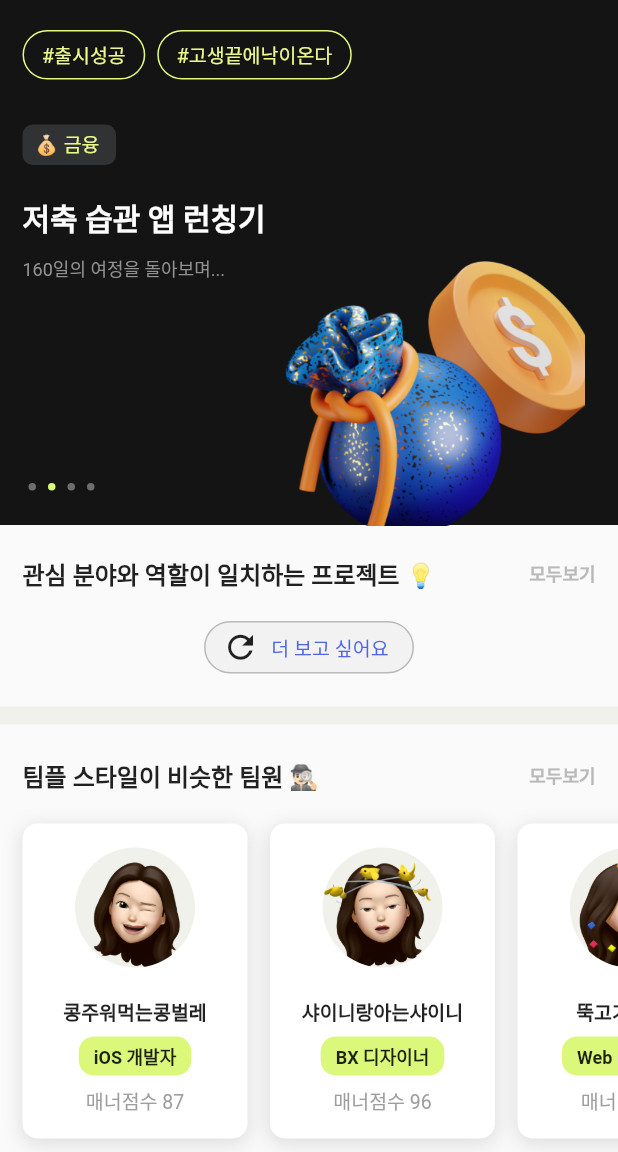
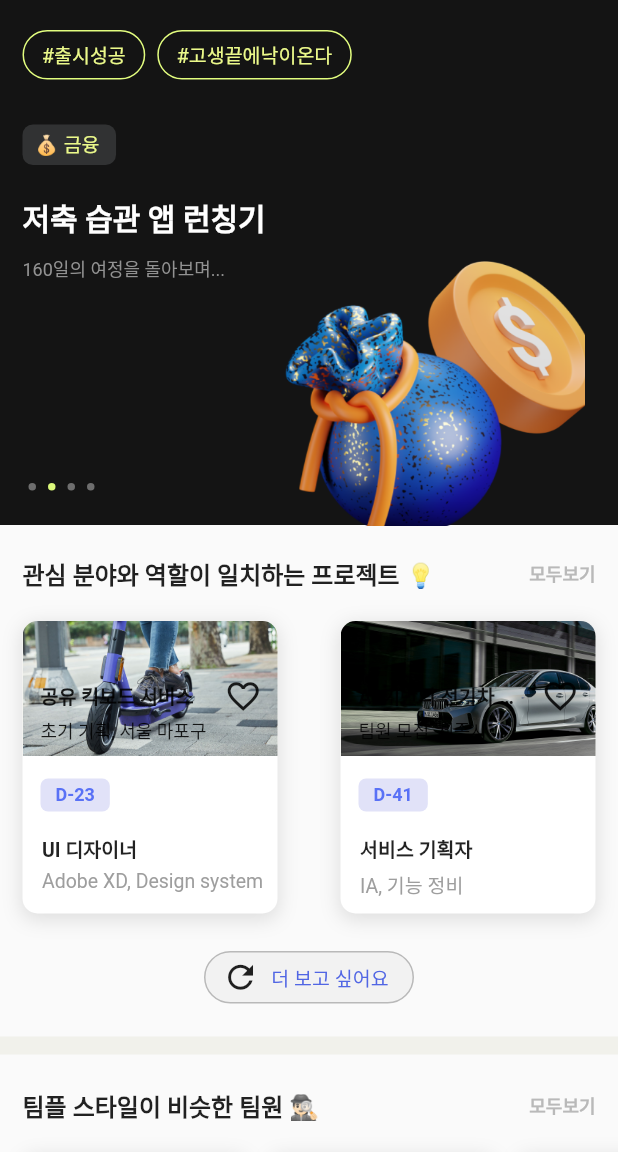
Before and after one commit to zixxin/grit_mimesis, a Flutter app: the screen it shows after launch, after a tap on the "favorite outline" icon, on a phone screen of 412 x 824 dp, the part 84-1236 px from its top. Run offline on Flutter 3.47's test engine with Material 2 defaults, Android fonts, the phone set to English and light mode, and no system bars; drawn by our look-alikes of dots_indicator.

Commit message:
project section 구현 완료

```diff
--- a/lib/home.dart
+++ b/lib/home.dart
@@ -296,7 +296,7 @@ Widget moreButton() {
       ),
       borderRadius: BorderRadius.circular(30),
     ),
-    margin: const EdgeInsets.only(top: 20),
+    margin: const EdgeInsets.only(top: 5),
     padding: const EdgeInsets.only(left: 10.0, right: 15.0),
     child: Row(
       mainAxisAlignment: MainAxisAlignment.center,
@@ -320,6 +320,113 @@ Widget moreButton() {
   );
 }
 
+Widget projectCard(String title, String subtitle, String job, String desc,
+    String day, String image) {
+  return Container(
+    width: 170,
+    height: 195,
+    decoration: BoxDecoration(
+      boxShadow: [
+        BoxShadow(
+          color: Colors.grey.withOpacity(0.3),
+          spreadRadius: 1,
+          blurRadius: 10,
+          offset: const Offset(0, 3),
+        ),
+      ],
+      color: Colors.white,
+      borderRadius: BorderRadius.circular(10),
+    ),
+    margin: const EdgeInsets.only(top: 20, left: 15, bottom: 20),
+    child: Column(
+      crossAxisAlignment: CrossAxisAlignment.start,
+      children: [
+        Container(
+          width: 170,
+          height: 90,
+          decoration: BoxDecoration(
+            borderRadius: const BorderRadius.only(
+                topLeft: Radius.circular(10), topRight: Radius.circular(10)),
+            color: const Color(0xFFF1F1EB),
+            image: DecorationImage(
+              opacity: 190.0,
+              fit: BoxFit.cover,
+              alignment: Alignment.center,
+              image: AssetImage(image),
+            ),
+          ),
+          child: Row(
+            children: [
+              Column(
+                crossAxisAlignment: CrossAxisAlignment.start,
+                children: [
+                  Container(
+                    width: 110,
+                    margin: const EdgeInsets.only(top: 40, left: 12),
+                    child: Text(
+                      title,
+                      style: const TextStyle(
+                          fontSize: 13, fontWeight: FontWeight.bold),
+                      overflow: TextOverflow.ellipsis,
+                    ),
+                  ),
+                  Container(
+                    margin: const EdgeInsets.only(top: 5, left: 12),
+                    child: Text(
+                      style: const TextStyle(fontSize: 12),
+                      subtitle,
+                    ),
+                  ),
+                ],
+              ),
+              Container(
+                margin: const EdgeInsets.only(top: 10, left: 12, right: 10),
+                child: IconButton(
+                  padding: EdgeInsets.zero,
+                  constraints: const BoxConstraints(),
+                  iconSize: 25,
+                  icon: const Icon(Icons.favorite_border),
+                  onPressed: () {},
+                ),
+              ),
+            ],
+          ),
+        ),
+        Container(
+          margin: const EdgeInsets.only(top: 15, left: 12),
+          decoration: BoxDecoration(
+            color: const Color(0xFFE1E2F8),
+            borderRadius: BorderRadius.circular(5),
+          ),
+          padding: const EdgeInsets.symmetric(vertical: 4.0, horizontal: 10.0),
+          child: Text(
+            day,
+            style: const TextStyle(
+                fontSize: 12,
+                color: Color(0xFF5971F6),
+                fontWeight: FontWeight.bold),
+          ),
+        ),
+        Container(
+          margin: const EdgeInsets.only(top: 15, left: 13),
+          child: Text(
+            job,
+            style: const TextStyle(fontSize: 13, fontWeight: FontWeight.bold),
+          ),
+        ),
+        Container(
+          margin: const EdgeInsets.only(top: 5, left: 13),
+          child: Text(
+            desc,
+            overflow: TextOverflow.ellipsis,
+            style: const TextStyle(color: Colors.grey, fontSize: 13),
+          ),
+        ),
+      ],
+    ),
+  );
+}
+
 Widget projects() {
   return Column(
     mainAxisAlignment: MainAxisAlignment.start,
@@ -330,6 +437,18 @@ Widget projects() {
         children: <Widget>[
           sectionTitle('관심 분야와 역할이 일치하는 프로젝트 💡'),
           all(),
+        ],
+      ),
+      Row(
+        mainAxisAlignment: MainAxisAlignment.spaceBetween,
+        children: <Widget>[
+          projectCard('공유 킥보드 서비스', '초기 기획, 서울 마포구', 'UI 디자이너',
+              'Adobe XD, Design system', 'D-23', 'image/project1.jpeg'),
+          Container(
+            margin: const EdgeInsets.only(right: 15),
+            child: projectCard('AI 기반의 전기차 충전 서비스', '팀원 모집, 세종시', '서비스 기획자',
+                'IA, 기능 정비', 'D-41', 'image/project2.jpeg'),
+          ),
         ],
       ),
       Row(
--- a/pubspec.yaml
+++ b/pubspec.yaml
@@ -67,6 +67,8 @@ flutter:
     - image/profile1.png
     - image/profile2.png
     - image/profile3.png
+    - image/project1.jpeg
+    - image/project2.jpeg
 
   # An image asset can refer to one or more resolution-specific "variants", see
   # https://flutter.dev/assets-and-images/#resolution-aware
```
Also changed, not shown: image/project1.jpeg (added), image/project2.jpeg (added).
